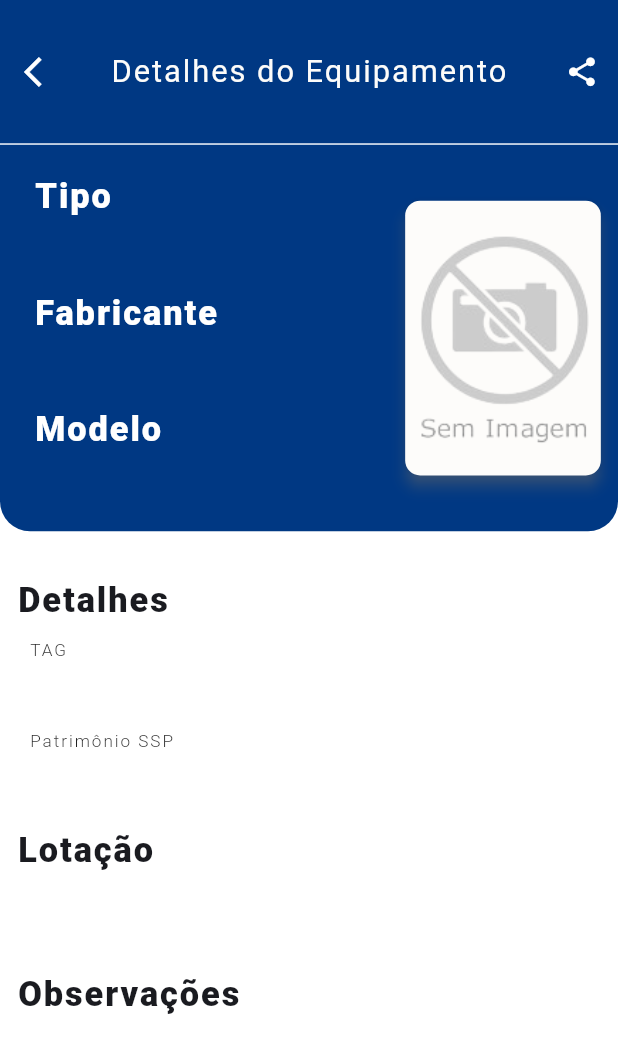
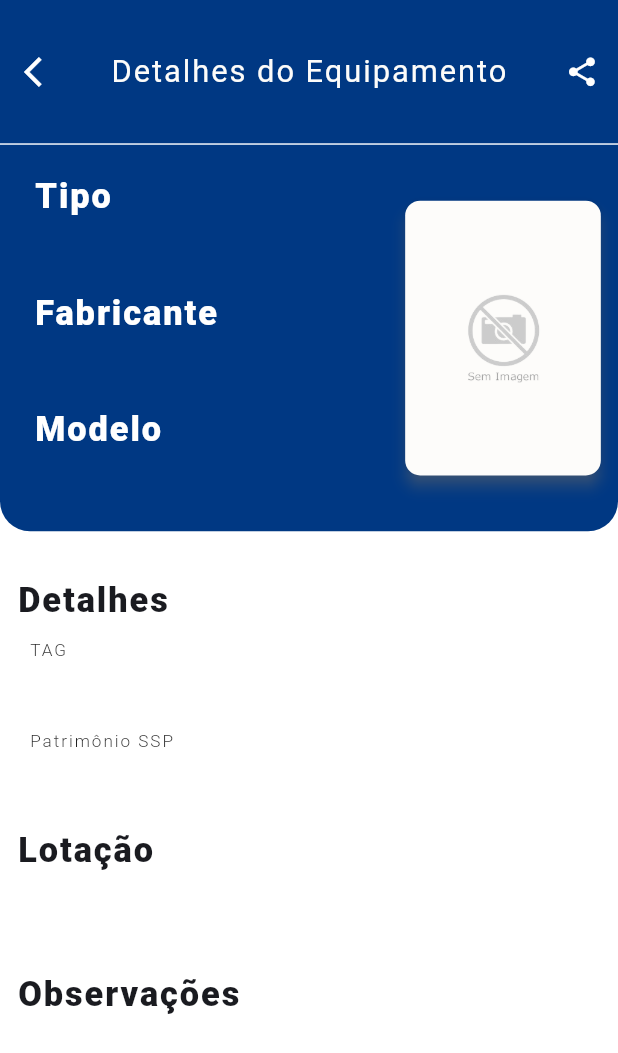
Before and after one commit to GrrMoura/suporteDTI, a Flutter app: the EquipamentoDetalhe screen opened directly with empty values, on a phone screen of 412 x 824 dp. Shown: the top 1053 px of the screen. Run offline on Flutter 3.47's test engine with Material 3 defaults, Android fonts, the phone set to English and light mode, and no system bars; drawn by our look-alikes of screenshot; our stand-ins replace connectivity_plus, convex_bottom_bar, device_info_plus, dio, file_picker, flutter_screenutil and 9 more; missing offline and left inert: android_id, flutter_pdfview, mobile_scanner; accounts and stored records are empty; Roboto replaces fonts that are missing (RobotoMedium).

Commit message:
Mudanças: melhoria na foto de equipamentos detalhes

```diff
--- a/lib/screens/equipamento_detalhe_screen.dart
+++ b/lib/screens/equipamento_detalhe_screen.dart
@@ -149,7 +149,7 @@ class MarcaModelo extends StatelessWidget {
               AppName.fotoEquipamento(model.tipoEquipamento!),
               height: 140.h,
               width: 100.w,
-              fit: BoxFit.cover,
+              fit: BoxFit.contain,
             ),
           ),
         ),
--- a/lib/utils/configuracoes_global_utils.dart
+++ b/lib/utils/configuracoes_global_utils.dart
@@ -1,8 +1,8 @@
 // ignore_for_file: constant_identifier_names
 
 class ConfiguracoesGlobalUtils {
-  // static const int ID_SISTEMA = 92; //Produção
-  static const int ID_SISTEMA = 128; //Desenvolvimento
+  static const int ID_SISTEMA = 92; //Produção
+  // static const int ID_SISTEMA = 128; //Desenvolvimento
 
   static const String versao_header = "Version";
   //producao
--- a/pubspec.yaml
+++ b/pubspec.yaml
@@ -40,7 +40,7 @@ dependencies:
   convex_bottom_bar: ^3.2.0
   path: ^1.8.3
   share_plus: ^7.2.1
-  screenshot: ^2.5.0
+  screenshot: ^3.0.0
   path_provider: ^2.1.1
   fl_chart: ^0.66.0
   image_picker: ^1.0.7
```
Also changed, not shown: lib/services/api_services.dart (+6 -6 lines), pubspec.lock.
